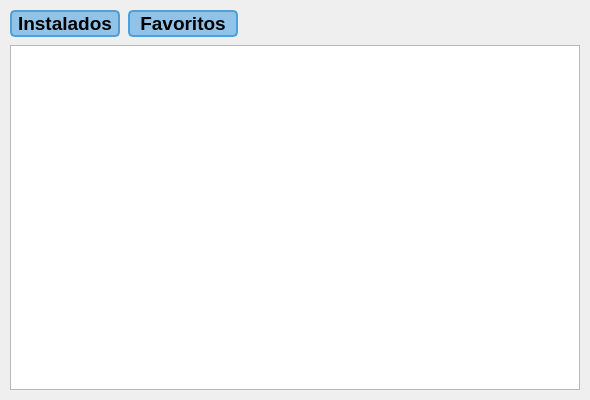
Above: application-desktop/installedapplicationswidget.ui from Saul-Ortega/AeApplicationManager before the change. Below: the same form after it.
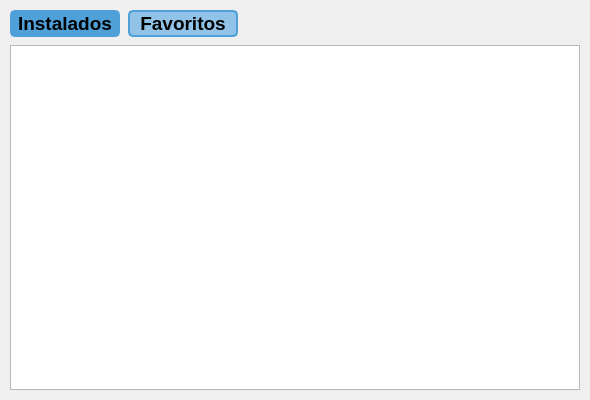
That is the form after the change.

What changed in the file:
```diff
--- a/application-desktop/installedapplicationswidget.ui
+++ b/application-desktop/installedapplicationswidget.ui
@@ -56,7 +56,7 @@
        </property>
        <property name="styleSheet">
         <string notr="true">QPushButton {
-	background-color: #91c3e8;
+	background-color: #4fa0d8;
 	border: 2px solid #4fa0d8;
 	border-radius: 5px;
 	font-weight: bold;
```
